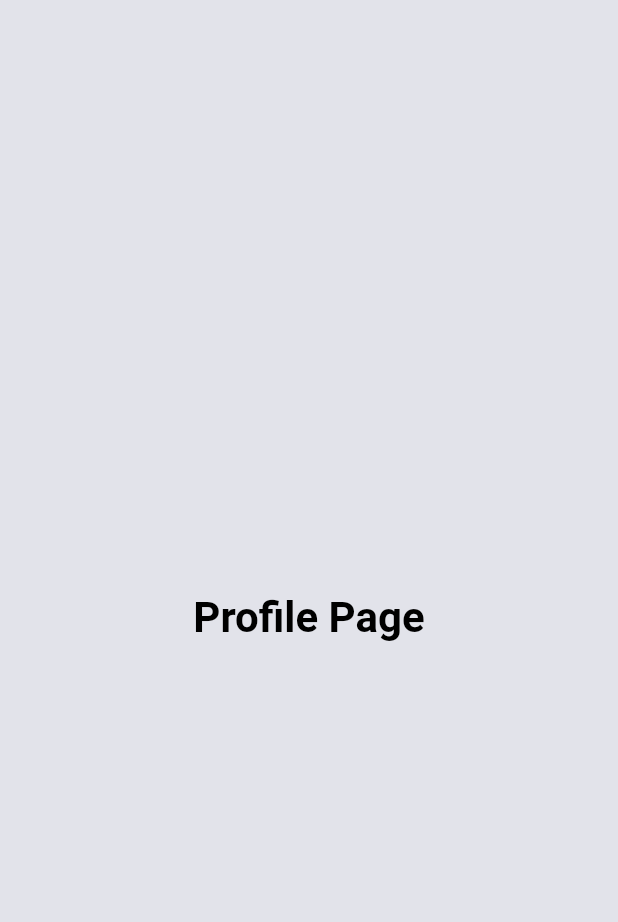
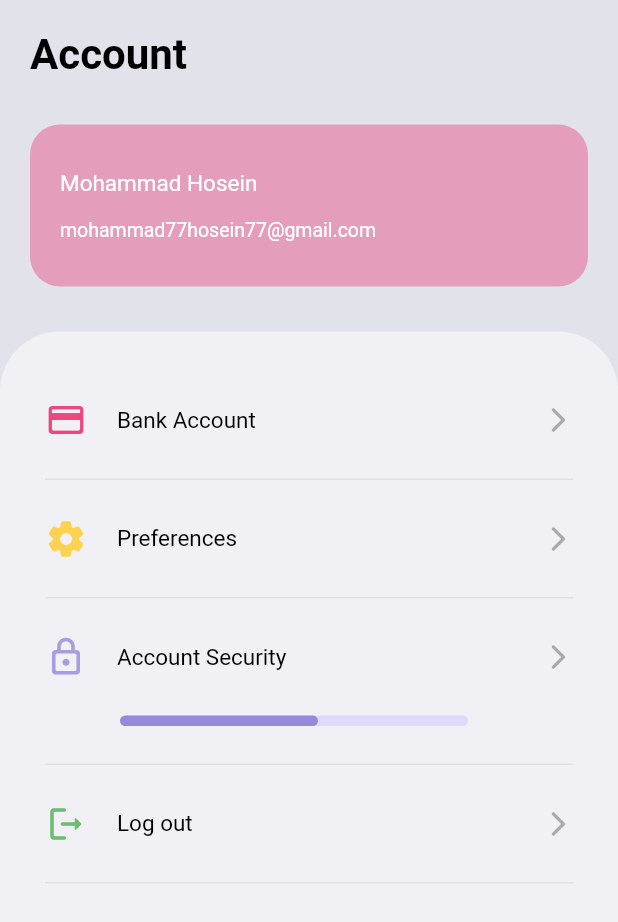
Before and after one commit to mohammad7hosein/crypto_currency_app_flutter, a Flutter app: the ProfileScreen screen opened directly, on a phone screen of 412 x 824 dp. Shown: the top 922 px of the screen. Run offline on Flutter 3.47's test engine with Material 2 defaults, Android fonts, the phone set to English and light mode, and no system bars; our stand-ins replace cached_network_image, dio, flutter_svg, google_fonts, shared_preferences, shimmer and 1 more; accounts and stored records are empty; network calls fail; Roboto replaces fonts that are missing (Ubuntu).

Commit message:
finish profile screen

```diff
--- a/lib/constants/my_theme.dart
+++ b/lib/constants/my_theme.dart
@@ -7,6 +7,7 @@ const greyColor = Color(0xFF979797);
 const purpleDark = Color(0xff7473db);
 const purple = Color(0xff9375ce);
 const purpleLight = Color(0xff9589dc);
+const purpleVeryLight = Color(0xffddd9ff);
 const pinkDark = Color(0xffc49eb5);
 const light = Color(0xffe2e3ea);
 const testLight = Color(0x80ffffff);
--- a/lib/main.dart
+++ b/lib/main.dart
@@ -1,8 +1,8 @@
 import 'package:cripto_currency_app_flutter/constants/my_theme.dart';
 import 'package:cripto_currency_app_flutter/providers/home_screen_provider.dart';
-import 'package:cripto_currency_app_flutter/providers/main_provider.dart';
+import 'package:cripto_currency_app_flutter/providers/bottom_navigation_provider.dart';
 import 'package:cripto_currency_app_flutter/providers/market_screen_provider.dart';
-import 'package:cripto_currency_app_flutter/providers/signup_screen_provider.dart';
+import 'package:cripto_currency_app_flutter/providers/login_screen_provider.dart';
 import 'package:cripto_currency_app_flutter/providers/theme_provider.dart';
 import 'package:cripto_currency_app_flutter/ui/components/main_wrapper.dart';
 import 'package:cripto_currency_app_flutter/ui/screens/login_screen.dart';
@@ -25,10 +25,10 @@ void main() {
     MultiProvider(
       providers: [
         ChangeNotifierProvider(create: (context) => ThemeProvider()),
-        ChangeNotifierProvider(create: (context) => MainProvider()),
+        ChangeNotifierProvider(create: (context) => BottomNavigationProvider()),
         ChangeNotifierProvider(create: (context) => HomeScreenProvider()),
         ChangeNotifierProvider(create: (context) => MarketScreenProvider()),
-        ChangeNotifierProvider(create: (context) => SignupScreenProvider()),
+        ChangeNotifierProvider(create: (context) => LoginScreenProvider()),
       ],
       child: const MyApp(),
     ),
--- a/lib/providers/main_provider.dart
+++ b/lib/providers/bottom_navigation_provider.dart
@@ -2,7 +2,7 @@ import 'package:flutter/cupertino.dart';
 
 import '../constants/my_page.dart';
 
-class MainProvider extends ChangeNotifier {
+class BottomNavigationProvider extends ChangeNotifier {
   int _currentPage = MyPage.Home.index;
 
   get currentPage => _currentPage;
--- a/lib/providers/signup_screen_provider.dart
+++ b/lib/providers/login_screen_provider.dart
@@ -1,7 +1,7 @@
 import 'package:flutter/material.dart';
 import 'package:shared_preferences/shared_preferences.dart';
 
-class SignupScreenProvider extends ChangeNotifier {
+class LoginScreenProvider extends ChangeNotifier {
 
   Future<void> saveLoggedIn() async {
     final prefs = await SharedPreferences.getInstance();
--- /dev/null
+++ b/lib/ui/components/MyDivider.dart
@@ -0,0 +1,22 @@
+import 'package:flutter/material.dart';
+
+class MyDivider extends StatelessWidget {
+  final Color color;
+  final double margin;
+
+  const MyDivider({
+    required this.color,
+    required this.margin,
+    Key? key,
+  }) : super(key: key);
+
+  @override
+  Widget build(BuildContext context) {
+    return Container(
+      margin: EdgeInsets.symmetric(horizontal: margin),
+      width: double.infinity,
+      height: 1,
+      color: color,
+    );
+  }
+}
--- /dev/null
+++ b/lib/ui/components/ProfileMenuItem.dart
@@ -0,0 +1,48 @@
+import 'package:flutter/material.dart';
+
+import '../../constants/my_theme.dart';
+
+class ProfileMenuItem extends StatelessWidget {
+  final String text;
+  final IconData icon;
+  final Color color;
+
+  const ProfileMenuItem({
+    required this.text,
+    required this.icon,
+    required this.color,
+    Key? key,
+  }) : super(key: key);
+
+  @override
+  Widget build(BuildContext context) {
+    return InkWell(
+      onTap: () {},
+      child: Padding(
+        padding: const EdgeInsets.symmetric(horizontal: 30, vertical: 25),
+        child: Row(
+          children: [
+            Icon(
+              icon,
+              color: color,
+              size: 28,
+            ),
+            const SizedBox(
+              width: 20,
+            ),
+            Text(
+              text,
+              style: Theme.of(context).textTheme.bodySmall,
+            ),
+            const Spacer(),
+            const Icon(
+              Icons.arrow_forward_ios_rounded,
+              color: greyColor,
+              size: 20,
+            ),
+          ],
+        ),
+      ),
+    );
+  }
+}
--- a/lib/ui/components/crypto_item.dart
+++ b/lib/ui/components/crypto_item.dart
@@ -7,15 +7,14 @@ import '../../constants/my_url.dart';
 import '../../data/models/crypto_models/crypto_data.dart';
 
 class CryptoItem extends StatelessWidget {
-  List<CryptoData>? items;
-  int index;
+  final List<CryptoData>? items;
+  final int index;
 
-  CryptoItem({Key? key, required this.items, required this.index})
+  const CryptoItem({Key? key, required this.items, required this.index})
       : super(key: key);
 
   @override
   Widget build(BuildContext context) {
-    Size size = MediaQuery.of(context).size;
     TextTheme textTheme = Theme.of(context).textTheme;
     var tokenId = items![index].id;
     var finalPrice =
@@ -31,8 +30,8 @@ class CryptoItem extends StatelessWidget {
 
     return InkWell(
       onTap: () {},
-      child: SizedBox(
-        height: size.height * 0.07,
+      child: Container(
+        padding: const EdgeInsets.symmetric(vertical: 10),
         child: Row(
           children: [
             Padding(
--- a/lib/ui/components/filter_box.dart
+++ b/lib/ui/components/filter_box.dart
@@ -1,15 +1,14 @@
 import 'package:cripto_currency_app_flutter/constants/my_theme.dart';
-import 'package:flutter/cupertino.dart';
 import 'package:flutter/material.dart';
 
 class FilterBox extends StatelessWidget {
-  GestureTapCallback onPressed;
-  IconData icon;
-  String text;
-  Color color;
-  bool isSelected;
+  final GestureTapCallback onPressed;
+  final IconData icon;
+  final String text;
+  final Color color;
+  final bool isSelected;
 
-  FilterBox({
+  const FilterBox({
     required this.onPressed,
     required this.icon,
     required this.text,
--- a/lib/ui/components/home_page_view.dart
+++ b/lib/ui/components/home_page_view.dart
@@ -2,9 +2,9 @@ import 'package:flutter/material.dart';
 import 'package:smooth_page_indicator/smooth_page_indicator.dart';
 
 class HomePageView extends StatefulWidget {
-  PageController pageController;
+  final PageController pageController;
 
-  HomePageView({Key? key, required this.pageController}) : super(key: key);
+  const HomePageView({Key? key, required this.pageController}) : super(key: key);
 
   @override
   State<HomePageView> createState() => _HomePageViewState();
--- a/lib/ui/components/main_wrapper.dart
+++ b/lib/ui/components/main_wrapper.dart
@@ -1,5 +1,5 @@
 import 'package:cripto_currency_app_flutter/constants/my_page.dart';
-import 'package:cripto_currency_app_flutter/providers/main_provider.dart';
+import 'package:cripto_currency_app_flutter/providers/bottom_navigation_provider.dart';
 import 'package:cripto_currency_app_flutter/ui/screens/home_screen.dart';
 import 'package:cripto_currency_app_flutter/ui/screens/market_screen.dart';
 import 'package:cripto_currency_app_flutter/ui/screens/profile_screen.dart';
@@ -22,13 +22,13 @@ class MainWrapper extends StatelessWidget {
   Widget build(BuildContext context) {
     return Scaffold(
       bottomNavigationBar: buildBottomNavBar(context),
-      body: pages[context.watch<MainProvider>().currentPage],
+      body: pages[context.watch<BottomNavigationProvider>().currentPage],
     );
   }
 
   Consumer buildBottomNavBar(BuildContext context) {
     final theme = Theme.of(context);
-    return Consumer<MainProvider>(
+    return Consumer<BottomNavigationProvider>(
       builder: (context, mainProvider, child) {
         return Container(
           decoration: const BoxDecoration(
--- a/lib/ui/screens/home_screen.dart
+++ b/lib/ui/screens/home_screen.dart
@@ -1,5 +1,6 @@
 import 'package:cripto_currency_app_flutter/constants/my_theme.dart';
 import 'package:cripto_currency_app_flutter/providers/home_screen_provider.dart';
+import 'package:cripto_currency_app_flutter/ui/components/MyDivider.dart';
 import 'package:cripto_currency_app_flutter/ui/components/crypto_item.dart';
 import 'package:cripto_currency_app_flutter/ui/components/home_page_view.dart';
 import 'package:flutter/material.dart';
@@ -43,9 +44,7 @@ class _HomeScreenState extends State<HomeScreen> {
             Expanded(
               child: Column(
                 children: [
-                  SizedBox(
-                    height: size.height * 0.25,
-                  ),
+                  const SizedBox(height: 20),
                   buildCryptoList(),
                 ],
               ),
@@ -110,7 +109,8 @@ class _HomeScreenState extends State<HomeScreen> {
                           return CryptoItem(items: items, index: index);
                         },
                         separatorBuilder: (context, index) {
-                          return const Divider();
+                          return MyDivider(
+                              color: Colors.grey[300]!, margin: 15);
                         },
                         itemCount: items!.length,
                       );
--- a/lib/ui/screens/login_screen.dart
+++ b/lib/ui/screens/login_screen.dart
@@ -1,5 +1,5 @@
 import 'package:cripto_currency_app_flutter/constants/my_theme.dart';
-import 'package:cripto_currency_app_flutter/providers/signup_screen_provider.dart';
+import 'package:cripto_currency_app_flutter/providers/login_screen_provider.dart';
 import 'package:cripto_currency_app_flutter/ui/components/main_wrapper.dart';
 import 'package:flutter/material.dart';
 import 'package:flutter_svg/flutter_svg.dart';
@@ -7,7 +7,7 @@ import 'package:google_fonts/google_fonts.dart';
 import 'package:provider/provider.dart';
 
 class LoginScreen extends StatefulWidget {
-  LoginScreen({Key? key}) : super(key: key);
+  const LoginScreen({Key? key}) : super(key: key);
 
   @override
   State<LoginScreen> createState() => _LoginScreenState();
@@ -38,7 +38,7 @@ class _LoginScreenState extends State<LoginScreen> {
 
   @override
   Widget build(BuildContext context) {
-    final provider = Provider.of<SignupScreenProvider>(context);
+    final provider = Provider.of<LoginScreenProvider>(context);
     final height = MediaQuery.of(context).size.height;
     final width = MediaQuery.of(context).size.width;
 
@@ -247,7 +247,7 @@ class _LoginScreenState extends State<LoginScreen> {
                               ),
                             ),
                           ],
-                      )
+                        ),
                     ],
                   ),
                 ),
--- a/lib/ui/screens/market_screen.dart
+++ b/lib/ui/screens/market_screen.dart
@@ -6,6 +6,7 @@ import 'package:provider/provider.dart';
 
 import '../../data/data_source/response_model.dart';
 import '../../data/models/crypto_models/crypto_data.dart';
+import '../components/MyDivider.dart';
 import '../components/filter_box.dart';
 import '../components/shimmer_effect.dart';
 
@@ -64,7 +65,7 @@ class _MarketScreenState extends State<MarketScreen> {
                     return CryptoItem(items: items, index: index);
                   },
                   separatorBuilder: (context, index) {
-                    return const Divider();
+                    return MyDivider(color: Colors.grey[350]!, margin: 15);
                   },
                   itemCount: items!.length,
                 ),
--- a/lib/ui/screens/profile_screen.dart
+++ b/lib/ui/screens/profile_screen.dart
@@ -1,4 +1,9 @@
 import 'package:flutter/material.dart';
+import 'package:google_fonts/google_fonts.dart';
+
+import '../../constants/my_theme.dart';
+import '../components/MyDivider.dart';
+import '../components/ProfileMenuItem.dart';
 
 class ProfileScreen extends StatelessWidget {
   const ProfileScreen({Key? key}) : super(key: key);
@@ -6,8 +11,124 @@ class ProfileScreen extends StatelessWidget {
   @override
   Widget build(BuildContext context) {
     return Scaffold(
-      body: Center(
-        child: Text("Profile Page",  style: Theme.of(context).textTheme.titleLarge,),
+      body: SafeArea(
+        child: Column(
+          children: [
+            buildAppBar(context),
+            buildAccountBanner(),
+            buildMenu(context),
+          ],
+        ),
+      ),
+    );
+  }
+
+  Expanded buildMenu(BuildContext context) {
+    return Expanded(
+      child: Container(
+        width: double.infinity,
+        decoration: BoxDecoration(
+          color: veryLight,
+          borderRadius: const BorderRadius.only(
+            topLeft: Radius.circular(40),
+            topRight: Radius.circular(40),
+          ),
+        ),
+        child: Padding(
+          padding: const EdgeInsets.symmetric(vertical: 20),
+          child: Column(
+            children: [
+              const ProfileMenuItem(
+                text: "Bank Account",
+                icon: Icons.credit_card_rounded,
+                color: Colors.pink,
+              ),
+              MyDivider(color: Colors.grey[300]!, margin: 30),
+              ProfileMenuItem(
+                text: "Preferences",
+                icon: Icons.settings_rounded,
+                color: Colors.amber[400]!,
+              ),
+              MyDivider(color: Colors.grey[300]!, margin: 30),
+              const ProfileMenuItem(
+                text: "Account Security",
+                icon: Icons.lock_outline_rounded,
+                color: purpleLight,
+              ),
+              Container(
+                margin: const EdgeInsets.only(bottom: 25, left: 80, right: 100),
+                height: 7,
+                decoration: BoxDecoration(
+                  color: purpleVeryLight,
+                  borderRadius: BorderRadius.circular(50),
+                ),
+                child: Container(
+                  margin: const EdgeInsets.only(right: 100),
+                  height: 7,
+                  decoration: BoxDecoration(
+                    color: purpleLight,
+                    borderRadius: BorderRadius.circular(50),
+                  ),
+                ),
+              ),
+              MyDivider(color: Colors.grey[300]!, margin: 30),
+              const ProfileMenuItem(
+                text: "Log out",
+                icon: Icons.logout_rounded,
+                color: Colors.green,
+              ),
+              MyDivider(color: Colors.grey[300]!, margin: 30),
+            ],
+          ),
+        ),
+      ),
+    );
+  }
+
+  Container buildAccountBanner() {
+    return Container(
+      width: double.infinity,
+      margin: const EdgeInsets.symmetric(horizontal: 20, vertical: 30),
+      padding: const EdgeInsets.symmetric(horizontal: 20, vertical: 30),
+      decoration: BoxDecoration(
+        borderRadius: BorderRadius.circular(20),
+        color: Colors.pink.withOpacity(0.35),
+      ),
+      child: Column(
+        crossAxisAlignment: CrossAxisAlignment.start,
+        children: [
+          Text(
+            "Mohammad Hosein",
+            style: GoogleFonts.ubuntu(
+              fontSize: 15,
+              color: Colors.white,
+            ),
+          ),
+          const SizedBox(
+            height: 15,
+          ),
+          Text(
+            "mohammad77hosein77@gmail.com",
+            style: GoogleFonts.ubuntu(
+              fontSize: 13,
+              color: Colors.white,
+            ),
+          ),
+        ],
+      ),
+    );
+  }
+
+  Padding buildAppBar(BuildContext context) {
+    return Padding(
+      padding: const EdgeInsets.only(top: 20, left: 20),
+      child: Row(
+        children: [
+          Text(
+            "Account",
+            style: Theme.of(context).textTheme.titleLarge,
+          ),
+        ],
       ),
     );
   }
```
Lines whose indentation alone changed are shown as unchanged.
